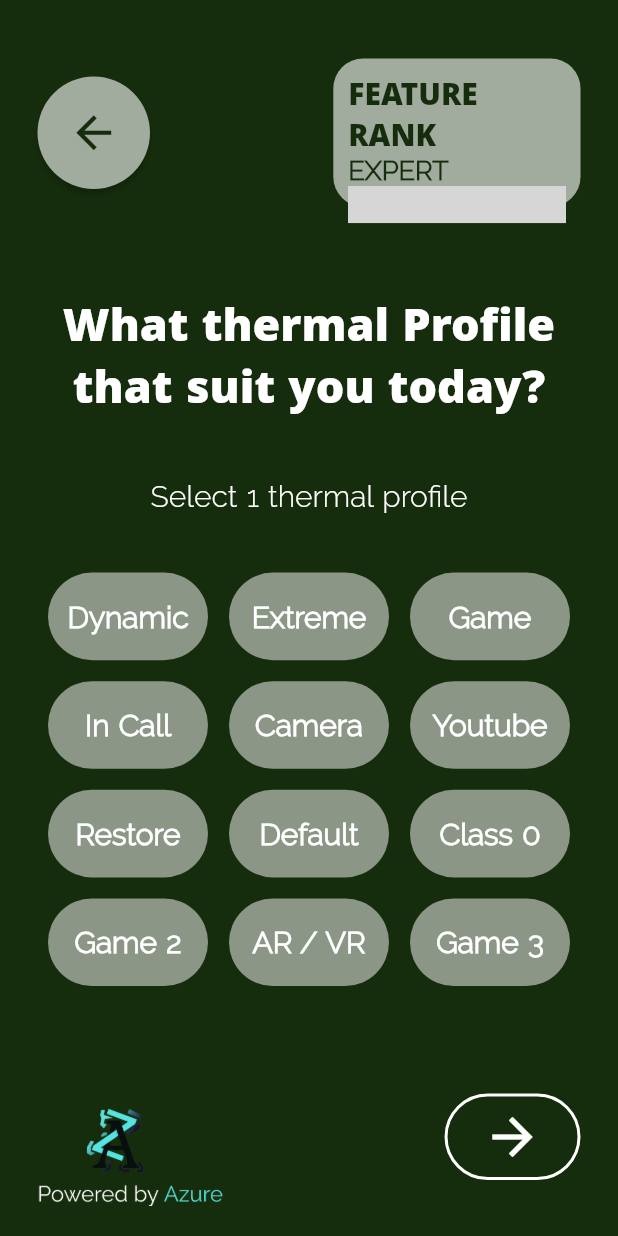
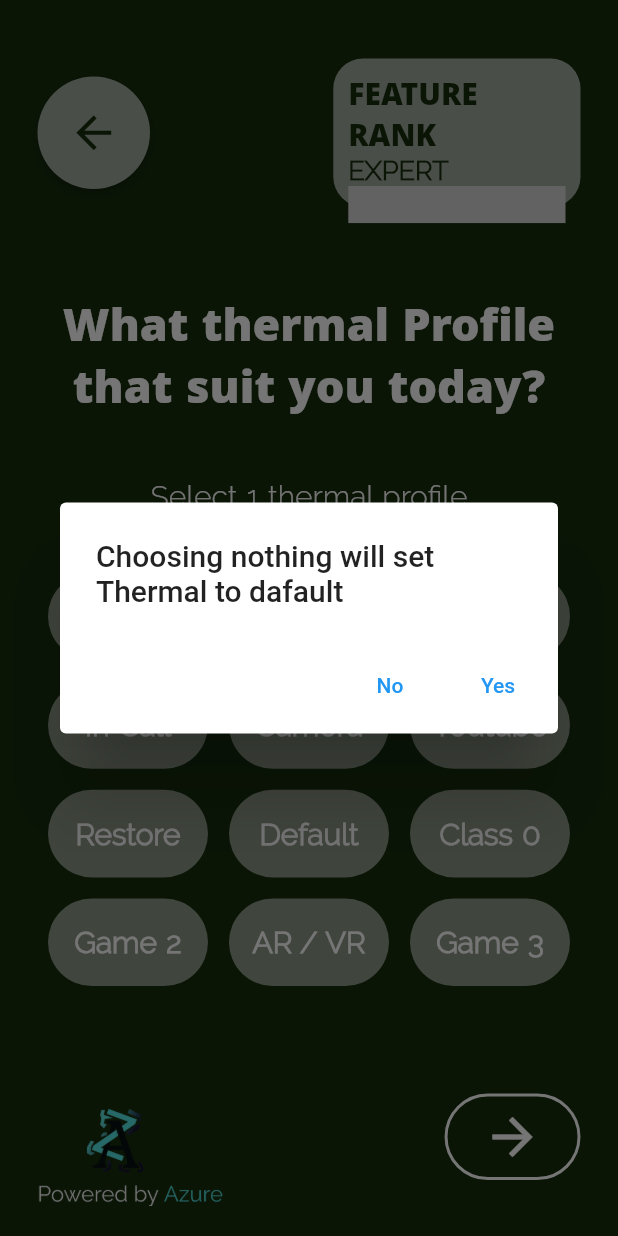
Before and after one commit to yoshuaconstantin/azure_reborn_flutter_redesign, a Flutter app: the ThermalManager screen opened directly, after a tap on the "arrow forward" icon, on a phone screen of 412 x 824 dp. Run offline on Flutter 3.47's test engine with Material 2 defaults, Android fonts, the phone set to English and light mode, and no system bars; our stand-ins replace another_flushbar, basic_utils, bloc, flutter_bloc, flutter_neumorphic, get and 5 more; missing offline and left inert: flutter_rounded_progress_bar, root, root_access, syncfusion_flutter_core; accounts and stored records are empty; grey boxes are pictures that could not be loaded.

Commit message:
update
- Thermal manager Function (2/3)

```diff
--- a/lib/additional/constant.dart
+++ b/lib/additional/constant.dart
@@ -48,6 +48,9 @@ class Constant {
   final String thermalZoneCpu7 ="cat /sys/class/thermal/thermal_zone52/temp | awk '{print \$1/1000}'";
 
   final String thermalZoneBatt ="cat /sys/class/thermal/thermal_zone91/temp | awk '{print \$1/1000}'";
+
+  final String thermalSettings ="/sys/devices/virtual/thermal/thermal_message/sconfig'";
+
 
 
 }
--- a/lib/helper/dialogs.dart
+++ b/lib/helper/dialogs.dart
@@ -76,7 +76,7 @@ class Dialogs {
               content: content,
               actions: [
                 TextButton(
-                    child: Text(negative ?? "Tidak"),
+                    child: Text(negative ?? "No"),
                     onPressed: () {
                       Navigator.of(buildContext).pop();
 
@@ -86,7 +86,7 @@ class Dialogs {
                     }
                 ),
                 TextButton(
-                    child: Text(positive ?? "Iya"),
+                    child: Text(positive ?? "Yes"),
                     onPressed: () {
                       Navigator.of(buildContext).pop();
 
--- a/lib/root_file/root_init/request_root.dart
+++ b/lib/root_file/root_init/request_root.dart
@@ -28,5 +28,10 @@ class RequestRoot {
     return returnStringResult ?? "error";
   }
 
+  Future<void> ChmodRootFunction (String command, String permission) async {
+    await Root.exec(cmd: "chmod ${permission} ${command}");
+
+  }
+
 
 }
--- a/lib/screen/thermal_manager_screen/bloc/thermal_manager_state.dart
+++ b/lib/screen/thermal_manager_screen/bloc/thermal_manager_state.dart
@@ -5,7 +5,7 @@ abstract class ThermalManagerState {}
 
 class ThermalManagerInitial extends ThermalManagerState {}
 
-class DotNothing extends ThermalManagerState {}
+class DoNothing extends ThermalManagerState {}
 
 class onRefreshSuccess extends ThermalManagerState {}
 
--- a/lib/screen/thermal_manager_screen/thermal_manager_page.dart
+++ b/lib/screen/thermal_manager_screen/thermal_manager_page.dart
@@ -7,8 +7,11 @@ import 'package:flutter_bloc/flutter_bloc.dart';
 import 'package:flutter_neumorphic/flutter_neumorphic.dart';
 import 'package:flutter_rounded_progress_bar/flutter_rounded_progress_bar.dart';
 import 'package:flutter_rounded_progress_bar/rounded_progress_bar_style.dart';
+import 'package:lottie/lottie.dart';
+import 'package:root_access/root_access.dart';
 
 import '../../additional/constant.dart';
+import '../../helper/dialogs.dart';
 import '../../helper/navigators.dart';
 import '../../model/thermal_manger_model/thermal_manager_model.dart';
 import '../../widget/text_with_font.dart';
@@ -28,6 +31,8 @@ class _ThermalManagerState extends State<ThermalManager> {
   int? _selectedIndex;
   int? _selectedValue;
 
+  bool _isSucces = false;
+
   bool isSelectedProfile = false;
 
   @override
@@ -38,6 +43,9 @@ class _ThermalManagerState extends State<ThermalManager> {
     for(int i=0 ; i < ThermalManagerConstant().profile.length;i++){
       thermalModel.add(ThermalManagerModel(profile: ThermalManagerConstant().profile[i], value: ThermalManagerConstant().value[i]));
     }
+
+    RootAccess.requestRootAccess;
+
   }
 
 
@@ -45,9 +53,21 @@ class _ThermalManagerState extends State<ThermalManager> {
   Widget build(BuildContext context) {
     return Scaffold(
       body: BlocListener<ThermalManagerBloc, ThermalManagerState>(
-  listener: (context, state) {
+  listener: (context, state) async {
     // TODO: implement listener
     if(state is onSetThermalSuccess){
+      setState(() {
+        _isSucces = true;
+      });
+
+      Future.delayed(Duration(milliseconds: 2000));
+
+      setState(() {
+        _isSucces = false;
+        _selectedIndex = null;
+        isSelectedProfile = false;
+        _selectedValue = null;
+      });
 
     }else if(state is onRefreshSuccess){
 
@@ -62,7 +82,9 @@ class _ThermalManagerState extends State<ThermalManager> {
         width: Dimension.screenWidth,
         height: Dimension.screenHeight,
         color: Color(0xFF162D0D),
-        child: Column(
+        child: Stack(
+          children: [
+            Column(
               children: [
                 SizedBox(height: Dimension.CustomSize(24),),
                 Container(
@@ -202,6 +224,21 @@ class _ThermalManagerState extends State<ThermalManager> {
                         onTap: (){
                           if(_selectedValue != null){
                             HapticFeedback.mediumImpact();
+
+                            //set thermal based on user select
+                            context.read<ThermalManagerBloc>().add(setThermalSettings(value: _selectedValue!));
+
+                          }else {
+                            HapticFeedback.lightImpact();
+
+                            Dialogs.confirmation(
+                                buildContext: context,
+                                title: "Choosing nothing will set Thermal to dafault",
+                                positiveCallback: (){
+                                  //setZram Default
+                                  context.read<ThermalManagerBloc>().add(setThermalSettings(value: -1));
+                                }
+                            );
                           }
                         },
                         child: Container(
@@ -220,6 +257,23 @@ class _ThermalManagerState extends State<ThermalManager> {
                 )
               ],
             ),
+            if(_isSucces)
+            Align(
+              alignment: Alignment.topCenter,
+              child: Container(
+                margin: EdgeInsets.only(top: Dimension.screenHeight * 0.13),
+
+                child:
+                Lottie.asset(
+                    "assets/anim/lottie_json/succes.json",
+                    animate: _isSucces,
+                    width: Dimension.screenWidth * 0.2,
+                    height: Dimension.screenHeight * 0.1
+                ),
+              ),
+            )
+          ],
+        ),
       ),
 ),
     );
```
Also changed, not shown: assets/anim/lottie_json/succes.json (added, +1 -0 lines), lib/screen/thermal_manager_screen/bloc/thermal_manager_bloc.dart (+14 -0 lines). Lines whose indentation alone changed are shown as unchanged.
